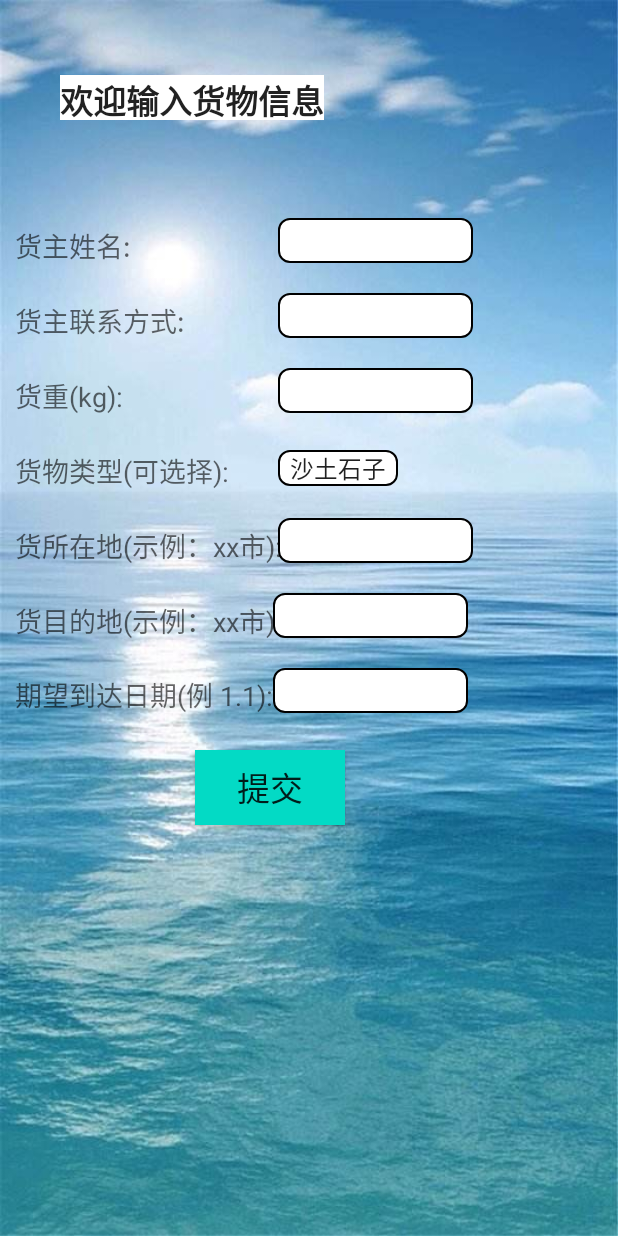
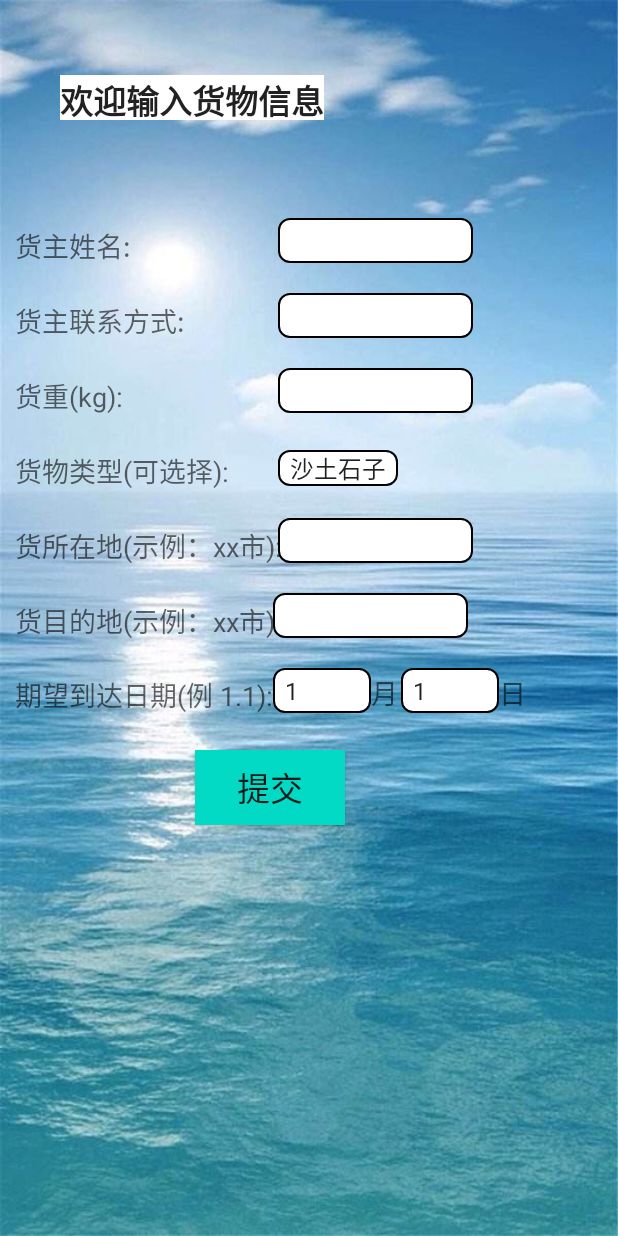
Before and after one commit to codejoker-c/water-transport-research, an Android app: the HomeMenuActivity screen opened directly, with no data from a screen before it, after a tap on "货主输入数据", on a phone screen of 412 x 824 dp. Run offline under Robolectric (Android 15) with nearby library versions, the phone set to English and light mode, and no system bars; libraries missing offline, so code that uses them is left out: com.chaquo.python; 1 other tap on this screen came first.

Commit message:
修改menu界面和cargoinput

```diff
--- a/HelloWorld/app/src/main/java/com/example/helloworld/AboutActivity2.java
+++ b/HelloWorld/app/src/main/java/com/example/helloworld/AboutActivity2.java
@@ -54,9 +54,9 @@ public class AboutActivity2 extends AppCompatActivity {
         aboutVp=findViewById(R.id.about_vp);
         //shareTv=findViewById(R.id.about)
         pointLayout=findViewById(R.id.about_layout_point);
-        viewList=new ArrayList<>();
 
 
+        viewList=new ArrayList<>();
         //初始化ViewPager页面数据
         for (int i = 0; i < picIds.length; i++) {
             View view= LayoutInflater.from(this).inflate(R.layout.item_aboutvp,null);
--- a/HelloWorld/app/src/main/java/com/example/helloworld/CargoMessageInput.java
+++ b/HelloWorld/app/src/main/java/com/example/helloworld/CargoMessageInput.java
@@ -1,30 +1,28 @@
 package com.example.helloworld;
 
 import androidx.appcompat.app.AppCompatActivity;
-import androidx.lifecycle.ViewModelProvider;
 
 import android.content.Intent;
 import android.os.Bundle;
+import android.text.TextUtils;
 import android.view.View;
+import android.view.ViewGroup;
 import android.widget.AdapterView;
+import android.widget.ArrayAdapter;
+import android.widget.BaseAdapter;
 import android.widget.EditText;
+import android.widget.ImageView;
+import android.widget.LinearLayout;
 import android.widget.Spinner;
 import android.widget.TextView;
 import android.widget.Toast;
 
-import com.example.helloworld.database.User;
-import com.example.helloworld.database.user_Cargo;
-import com.example.helloworld.user.UserContext;
-import com.example.helloworld.viewmodel.WT_ViewModel;
-
 public class CargoMessageInput extends AppCompatActivity {
 
     TextView spin_info2;
-    EditText name_cargo, phone_cargo, weight_cargo, depart_cargo, dest_cargo, arrival_time;
-    Spinner type_cargo;
+    EditText name_cargo,phone_cargo,weight_cargo,depart_cargo,dest_cargo,date_cargo;
+    Spinner spinner2,desmonth_cargo,desday_cargo;
     String str;
-    WT_ViewModel mWT_ViewModel;
-
     @Override
     protected void onCreate(Bundle savedInstanceState) {
 
@@ -32,20 +30,57 @@ public class CargoMessageInput extends AppCompatActivity {
         super.onCreate(savedInstanceState);
         setContentView(R.layout.activity_cargo_message_input);
 
-        spin_info2 = findViewById(R.id.spin_info_cargo);
-        name_cargo = findViewById(R.id.name_cargo);
-        phone_cargo = findViewById(R.id.phone_cargo);
-        weight_cargo = findViewById(R.id.weight_cargo);
-        depart_cargo = findViewById(R.id.depart_cargo);
-        dest_cargo = findViewById(R.id.destination_cargo);
-        type_cargo = findViewById(R.id.spinner_cargo);
-        arrival_time = findViewById(R.id.date_cargo);
-        mWT_ViewModel = new ViewModelProvider(this).get(WT_ViewModel.class);
-        /*
-        spinner2.setOnItemSelectedListener(new AdapterView.OnItemSelectedListener() {
+        name_cargo=findViewById(R.id.name_cargo);
+
+        spin_info2=findViewById(R.id.spin_info_cargo);
+        name_cargo=findViewById(R.id.name_cargo);
+        phone_cargo=findViewById(R.id.phone_cargo);
+        weight_cargo=findViewById(R.id.weight_cargo);
+        depart_cargo=findViewById(R.id.depart_cargo);
+        dest_cargo=findViewById(R.id.destination_cargo);
+        spinner2=findViewById(R.id.spinner_cargo);
+        //date_cargo=findViewById(R.id.date_cargo);
+        desmonth_cargo=findViewById(R.id.cargo_desmonth);
+        desday_cargo=findViewById(R.id.cargo_desday);
+
+        // 建立数据源
+        String[] mItems = getResources().getStringArray(R.array.cargo_desday_1);
+        // 建立Adapter并且绑定数据源
+        ArrayAdapter<String> adapter1=new ArrayAdapter<String>(this,android.R.layout.simple_spinner_item, mItems);
+        adapter1.setDropDownViewResource(android.R.layout.simple_spinner_dropdown_item);
+
+        // 建立数据源
+        String[] mItems_2 = getResources().getStringArray(R.array.cargo_desday_2);
+        // 建立Adapter并且绑定数据源
+        ArrayAdapter<String> adapter2=new ArrayAdapter<String>(this,android.R.layout.simple_spinner_item, mItems_2);
+        adapter2.setDropDownViewResource(android.R.layout.simple_spinner_dropdown_item);
+
+        // 建立数据源
+        String[] mItems_3 = getResources().getStringArray(R.array.cargo_desday_3);
+        // 建立Adapter并且绑定数据源
+        ArrayAdapter<String> adapter3=new ArrayAdapter<String>(this,android.R.layout.simple_spinner_item, mItems_3);
+        adapter3.setDropDownViewResource(android.R.layout.simple_spinner_dropdown_item);
+
+        //绑定 Adapter到控件
+        desday_cargo.setAdapter(adapter2);
+
+        desmonth_cargo.setOnItemSelectedListener(new AdapterView.OnItemSelectedListener() {
             @Override
             public void onItemSelected(AdapterView<?> parent, View view, int position, long id) {
                 spin_info2=(TextView) view;
+                Integer m=convertToInt(spin_info2.getText().toString(),0);
+                if(m==2)
+                {
+                    desday_cargo.setAdapter(adapter1);
+                }
+                else if(m==4 || m==6 ||m==9 ||m==11)
+                {
+                    desday_cargo.setAdapter(adapter2);
+                }
+                else
+                {
+                    desday_cargo.setAdapter(adapter3);
+                }
 
             }
 
@@ -54,32 +89,57 @@ public class CargoMessageInput extends AppCompatActivity {
                 Toast.makeText(CargoMessageInput.this, "Nothing", Toast.LENGTH_SHORT).show();
             }
         });
-        */
+
 
     }
+    public static int convertToInt(String number, int defaultValue) {
+        if (TextUtils.isEmpty(number)) {
+            return defaultValue;
+        }
+        try {
+            return Integer.parseInt(number);
+        } catch (Exception e) {
+            return defaultValue;
+        }
+    }
+    public void onClick(View view) {
+        Intent intent=new Intent();
 
-    public void onClick(View view) {
-        Intent intent = new Intent();
+
+
 
         switch (view.getId()) {
             case R.id.submit_cargo:
-                String name, phone, depart, destin, type, date;
-                int weight;
+
+                String name,phone,depart,desti,loadtype;
+                int loadweight,desmonth,desday;
                 name = name_cargo.getText().toString().trim();
                 phone = phone_cargo.getText().toString().trim();
+                //weight = convertToInt(weight_cargo.getText().toString(),0);
+                loadweight = convertToInt(weight_cargo.getText().toString(),0);
                 depart = depart_cargo.getText().toString().trim();
-                destin = dest_cargo.getText().toString().trim();
-                type = type_cargo.getSelectedItem().toString();
-                date = arrival_time.getText().toString().trim();
-                weight = Integer.parseInt(weight_cargo.getText().toString());
+                desti=dest_cargo.getText().toString().trim();
+                loadtype = spinner2.getSelectedItem().toString();
+                desmonth=convertToInt(desmonth_cargo.getSelectedItem().toString(),0);
+/*                if(desmonth==2)
+                {
+                    ;
+                }
+                else if(desmonth==4 || desmonth==6 ||desmonth==9 ||desmonth==11)
+                {
+                    desday_cargo.setAdapter(adapter2);
+                }
+                else
+                {
+                    desday_cargo.setAdapter(adapter3);
+                }*/
+                desday=convertToInt(desday_cargo.getSelectedItem().toString(),0);
 
 
-                User user = UserContext.getUser();
-                user_Cargo userCargo = new user_Cargo(user.getUsername(), user.getPassword(), name, phone, weight, type, depart, destin, date);
-                userCargo.setId(user.getId());
-                mWT_ViewModel.update(userCargo);
-                intent.setClass(CargoMessageInput.this,HomeMenuActivity.class);
-                startActivity(intent);
+
+
+
+                intent.setClass(CargoMessageInput.this,ResultQuery.class);
                 break;
         }
 
--- a/HelloWorld/app/src/main/java/com/example/helloworld/HomeMenuActivity.java
+++ b/HelloWorld/app/src/main/java/com/example/helloworld/HomeMenuActivity.java
@@ -1,17 +1,48 @@
 package com.example.helloworld;
 
+import androidx.annotation.NonNull;
 import androidx.appcompat.app.AppCompatActivity;
+import androidx.viewpager.widget.ViewPager;
 
 import android.content.Intent;
 import android.os.Bundle;
+import android.os.Handler;
+import android.os.Message;
+import android.view.LayoutInflater;
 import android.view.View;
 import android.widget.Button;
+import android.widget.ImageView;
+import android.widget.LinearLayout;
+import android.widget.TextView;
 
 import com.example.helloworld.user.UserContext;
 
+import java.util.ArrayList;
+import java.util.List;
+
 public class HomeMenuActivity extends AppCompatActivity {
 
-    Button btn1, btn2, btn3, btn4;
+    Button btn1,btn2,btn3,btn4;
+    ViewPager menu;
+
+    List<View> viewList;    //ViewPager的数据源
+    //<ImageView>pointList;  //存放显示器小点点的集
+    int[]picIds={R.mipmap.test,R.mipmap.dragon,R.mipmap.mercury,R.mipmap.joker};
+    private AboutAdapter adapter;
+
+    Handler handler = new Handler(){
+        @Override
+        public void handleMessage(@NonNull Message msg) {
+            if(msg.what==1)
+            {
+                //接收到消息，页面向后一页
+                int currentItem=menu.getCurrentItem();
+                menu.setCurrentItem(currentItem+1);
+                handler.sendEmptyMessageDelayed(1,3000);
+            }
+        }
+    };
+
 
 
     @Override
@@ -19,30 +50,47 @@ public class HomeMenuActivity extends AppCompatActivity {
         super.onCreate(savedInstanceState);
         setContentView(R.layout.activity_home_menu);
 
-        btn1 = findViewById(R.id.home_btn1);
-        btn2 = findViewById(R.id.home_btn2);
-        btn3 = findViewById(R.id.home_btn3);
-        btn4 = findViewById(R.id.home_btn4);
+        btn1=findViewById(R.id.home_btn1);
+        btn2=findViewById(R.id.home_btn2);
+        btn3=findViewById(R.id.home_btn3);
+        btn4=findViewById(R.id.home_btn4);
+        menu=findViewById(R.id.menu_vp);
+        viewList=new ArrayList<>();
+
+        //初始化ViewPager页面数据
+        for (int i = 0; i < picIds.length; i++) {
+            View view= LayoutInflater.from(this).inflate(R.layout.item_aboutvp,null);
+            ImageView iv=view.findViewById(R.id.item_aboutvp_iv);
+            iv.setImageResource(picIds[i]);
+            viewList.add(view);
+        }
+
+        //创建适配器对象
+        adapter=new AboutAdapter(viewList);
+        //设置适配器
+        menu.setAdapter(adapter);
+        // 发送切换页面消息
+        handler.sendEmptyMessageDelayed(1,3000);
     }
 
     //添加一个属性就不需要添加点击事件了
     public void onClick(View view) {
-        Intent intent = new Intent();
+        Intent intent=new Intent();
         switch (view.getId()) {
             case R.id.home_btn1:
-                intent.setClass(HomeMenuActivity.this, BoatMessageInput.class);
+                intent.setClass(HomeMenuActivity.this,BoatMessageInput.class);
                 break;
             case R.id.home_btn2:
-                intent.setClass(HomeMenuActivity.this, CargoMessageInput.class);
+                intent.setClass(HomeMenuActivity.this,CargoMessageInput.class);
                 break;
             case R.id.home_btn3:
-                intent.setClass(HomeMenuActivity.this, AboutActivity2.class);
+                intent.setClass(HomeMenuActivity.this,AboutActivity2.class);
                 break;
             case R.id.home_btn4:
-                intent.setClass(HomeMenuActivity.this, InfoList.class);
+                intent.setClass(HomeMenuActivity.this,InfoList.class);
                 break;
             case R.id.ib_menu:
-                UserContext.user_center(intent, HomeMenuActivity.this);
+                UserContext.user_center(intent,HomeMenuActivity.this);
                 break;
         }
         startActivity(intent);
--- a/HelloWorld/app/src/main/res/layout/activity_cargo_message_input.xml
+++ b/HelloWorld/app/src/main/res/layout/activity_cargo_message_input.xml
@@ -141,13 +141,51 @@
         android:text="期望到达日期(例 1.1):"
         android:textAppearance="@style/TextAppearance.AppCompat.Medium"></TextView>
 
-    <EditText
+<!--    <EditText
         android:id="@+id/date_cargo"
         android:layout_width="130dp"
         android:layout_height="30dp"
         android:layout_marginLeft="182dp"
         android:layout_marginTop="445dp"
-        android:background="@drawable/round_editstyle"></EditText>
+        android:background="@drawable/round_editstyle"></EditText>-->
+
+    <Spinner
+        android:id="@+id/cargo_desmonth"
+        android:layout_width="65dp"
+        android:layout_height="30dp"
+        android:layout_marginLeft="182dp"
+        android:layout_marginTop="445dp"
+        android:autofillHints="creditCardExpirationMonth"
+        android:background="@drawable/round_editstyle"
+        android:entries="@array/cargo_desmonth"></Spinner>
+
+    <TextView
+        android:layout_width="wrap_content"
+        android:layout_height="wrap_content"
+        android:layout_toRightOf="@id/cargo_desmonth"
+        android:layout_marginTop="448dp"
+        android:text="月"
+        android:textAppearance="@style/TextAppearance.AppCompat.Medium"
+        ></TextView>
+
+    <Spinner
+        android:id="@+id/cargo_desday"
+        android:layout_width="65dp"
+        android:layout_height="30dp"
+        android:layout_marginLeft="267dp"
+        android:layout_marginTop="445dp"
+        android:background="@drawable/round_editstyle"
+
+        ></Spinner>
+
+    <TextView
+        android:layout_width="wrap_content"
+        android:layout_height="wrap_content"
+        android:layout_toRightOf="@id/cargo_desday"
+        android:layout_marginTop="448dp"
+        android:text="日"
+        android:textAppearance="@style/TextAppearance.AppCompat.Medium"
+        ></TextView>
 
 
     <Button
--- a/HelloWorld/app/src/main/res/values/array.xml
+++ b/HelloWorld/app/src/main/res/values/array.xml
@@ -13,5 +13,48 @@
 
     </string-array>
 
+    <string-array name="cargo_desmonth">
+        <item>1</item>
+        <item>2</item>
+        <item>3</item>
+        <item>4</item>
+        <item>5</item>
+        <item>6</item>
+        <item>7</item>
+        <item>8</item>
+        <item>9</item>
+        <item>10</item>
+        <item>11</item>
+        <item>12</item>
+    </string-array>
+
+    <string-array name="cargo_desday_1">
+        <item>1</item><item>2</item><item>3</item><item>4</item><item>5</item><item>6</item>
+        <item>7</item><item>8</item><item>9</item><item>10</item><item>11</item><item>12</item>
+        <item>13</item><item>14</item><item>15</item><item>16</item><item>17</item><item>18</item>
+        <item>19</item><item>20</item><item>21</item><item>22</item><item>23</item><item>24</item>
+        <item>25</item><item>26</item><item>27</item><item>28</item>
+    </string-array>
+
+
+    <string-array name="cargo_desday_2">
+        <item>1</item><item>2</item><item>3</item><item>4</item><item>5</item><item>6</item>
+        <item>7</item><item>8</item><item>9</item><item>10</item><item>11</item><item>12</item>
+        <item>13</item><item>14</item><item>15</item><item>16</item><item>17</item><item>18</item>
+        <item>19</item><item>20</item><item>21</item><item>22</item><item>23</item><item>24</item>
+        <item>25</item><item>26</item><item>27</item><item>28</item><item>29</item><item>30</item>
+    </string-array>
+
+    <string-array name="cargo_desday_3">
+        <item>1</item><item>2</item><item>3</item><item>4</item><item>5</item><item>6</item>
+        <item>7</item><item>8</item><item>9</item><item>10</item><item>11</item><item>12</item>
+        <item>13</item><item>14</item><item>15</item><item>16</item><item>17</item><item>18</item>
+        <item>19</item><item>20</item><item>21</item><item>22</item><item>23</item><item>24</item>
+        <item>25</item><item>26</item><item>27</item><item>28</item><item>29</item><item>30</item>
+        <item>31</item>
+    </string-array>
+
+
+
 
 </resources>
```
Also changed, not shown: HelloWorld/app/src/main/java/com/example/helloworld/BoatMessageInput.java (+15 -2 lines), HelloWorld/app/src/main/res/layout/activity_boat_message_input.xml (+4 -4 lines), HelloWorld/app/src/main/res/layout/activity_home_menu.xml (+16 -8 lines).
